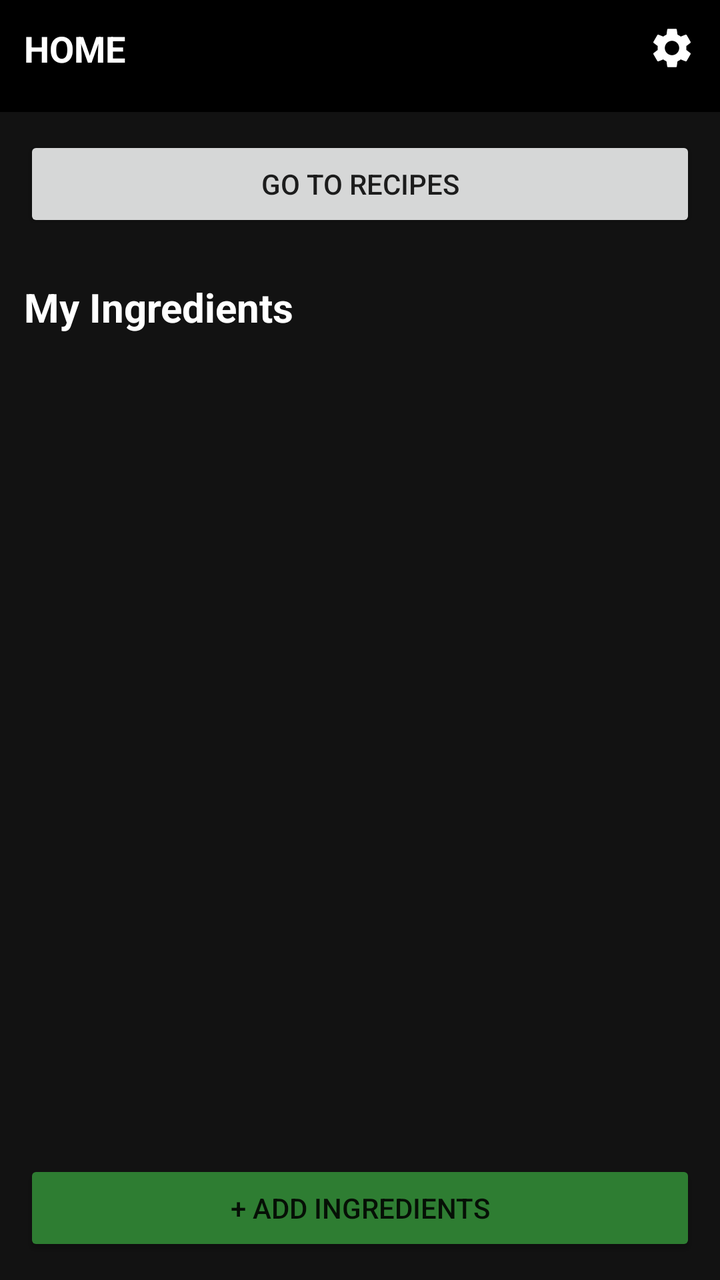
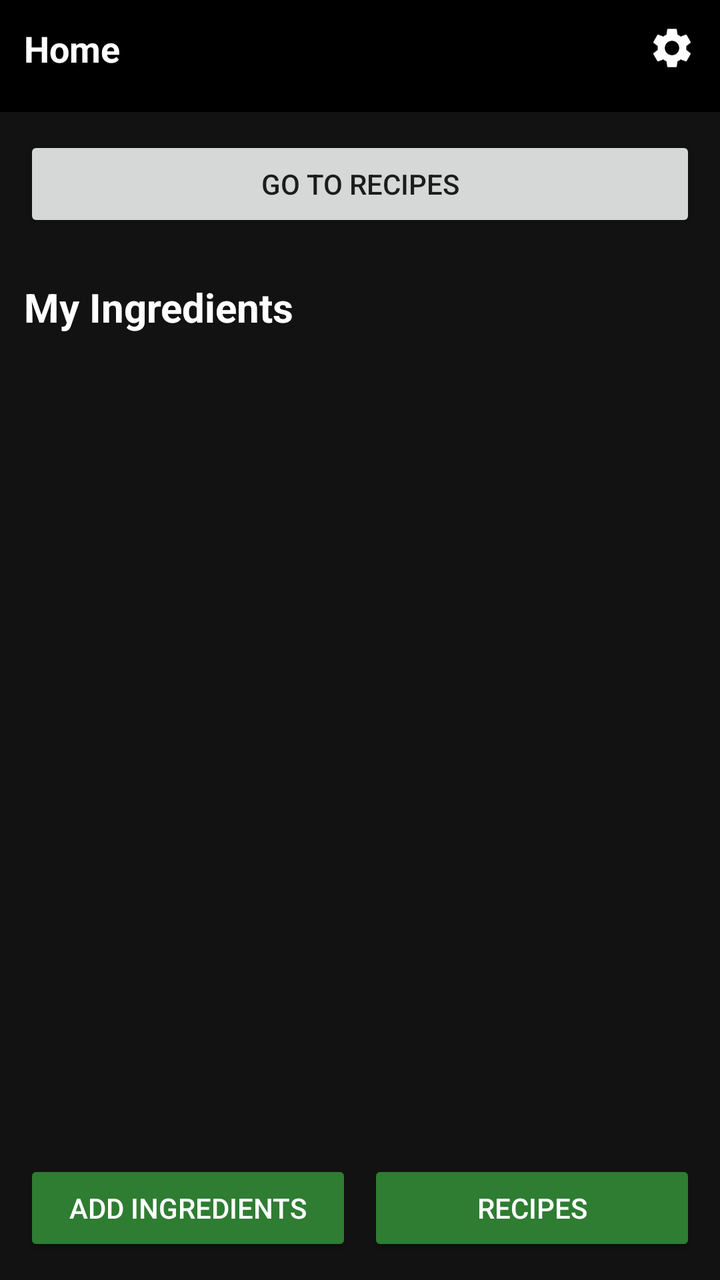

Compare the two renders of this Android layout. The source of the first and the diff that turns it into the second are given below.
<!-- AndroidManifest.xml: application theme Theme.AppCompat.DayNight.DarkActionBar -->
<!-- res/layout/activity_main.xml -->
<?xml version="1.0" encoding="utf-8"?>
<LinearLayout xmlns:android="http://schemas.android.com/apk/res/android"
    xmlns:app="http://schemas.android.com/apk/res-auto"
    android:orientation="vertical"
    android:layout_width="match_parent"
    android:layout_height="match_parent"
    android:background="#121212">
    <LinearLayout
        android:orientation="horizontal"
        android:layout_width="match_parent"
        android:layout_height="56dp"
        android:background="#000"
        android:padding="12dp">
        <TextView android:layout_width="0dp"
            android:layout_weight="1"
            android:layout_height="wrap_content"
            android:text="@string/home"
            android:textColor="#FFF"
            android:textStyle="bold"
            android:textSize="18sp"/>

        <ImageView
            android:id="@+id/btnSettings"
            android:layout_width="24dp"
            android:layout_height="24dp"
            android:src="@drawable/ic_settings"
            app:tint="#FFFFFF"
            android:background="?attr/selectableItemBackgroundBorderless"/>

    </LinearLayout>
    <Button
        android:id="@+id/btnRecipes"
        android:layout_width="match_parent"
        android:layout_height="wrap_content"
        android:text="@string/go_to_recipes"
        android:layout_margin="12dp"/>
    <TextView
        android:layout_width="wrap_content"
        android:layout_height="wrap_content"
        android:text="@string/my_ingredients"
        android:textColor="#FFF"
        android:textStyle="bold"
        android:textSize="20sp"
        android:layout_margin="12dp"/>
    <androidx.recyclerview.widget.RecyclerView
        android:id="@+id/rvIngredients"
        android:layout_width="match_parent"
        android:layout_height="0dp"
        android:layout_weight="1"/>
    <TextView
        android:id="@+id/txtEmpty"
        android:layout_width="match_parent"
        android:layout_height="wrap_content"
        android:text="@string/hey_there_chef_it_looks_like_your_pantry_is_empty_let_s_add_some_ingredients"
        android:textColor="#4CAF50"
        android:gravity="center"
        android:padding="24dp"
        android:visibility="gone"/>
    <Button
        android:id="@+id/btnAdd"
        android:layout_width="match_parent"
        android:layout_height="wrap_content"
        android:text="@string/add_ingredients"
        android:backgroundTint="#2E7D32"
        android:layout_margin="12dp"/>
</LinearLayout>
<!-- resources referenced by this layout -->
<resources>
  <!-- drawable ic_settings (drawable) -->
  <vector xmlns:android="http://schemas.android.com/apk/res/android" android:height="24dp" android:tint="#FFFFFF" android:viewportHeight="24" android:viewportWidth="24" android:width="24dp">
        
      <path android:fillColor="@android:color/white" android:pathData="M19.14,12.94c0.04,-0.3 0.06,-0.61 0.06,-0.94c0,-0.32 -0.02,-0.64 -0.07,-0.94l2.03,-1.58c0.18,-0.14 0.23,-0.41 0.12,-0.61l-1.92,-3.32c-0.12,-0.22 -0.37,-0.29 -0.59,-0.22l-2.39,0.96c-0.5,-0.38 -1.03,-0.7 -1.62,-0.94L14.4,2.81c-0.04,-0.24 -0.24,-0.41 -0.48,-0.41h-3.84c-0.24,0 -0.43,0.17 -0.47,0.41L9.25,5.35C8.66,5.59 8.12,5.92 7.63,6.29L5.24,5.33c-0.22,-0.08 -0.47,0 -0.59,0.22L2.74,8.87C2.62,9.08 2.66,9.34 2.86,9.48l2.03,1.58C4.84,11.36 4.8,11.69 4.8,12s0.02,0.64 0.07,0.94l-2.03,1.58c-0.18,0.14 -0.23,0.41 -0.12,0.61l1.92,3.32c0.12,0.22 0.37,0.29 0.59,0.22l2.39,-0.96c0.5,0.38 1.03,0.7 1.62,0.94l0.36,2.54c0.05,0.24 0.24,0.41 0.48,0.41h3.84c0.24,0 0.44,-0.17 0.47,-0.41l0.36,-2.54c0.59,-0.24 1.13,-0.56 1.62,-0.94l2.39,0.96c0.22,0.08 0.47,0 0.59,-0.22l1.92,-3.32c0.12,-0.22 0.07,-0.47 -0.12,-0.61L19.14,12.94zM12,15.6c-1.98,0 -3.6,-1.62 -3.6,-3.6s1.62,-3.6 3.6,-3.6s3.6,1.62 3.6,3.6S13.98,15.6 12,15.6z"/>
      
  </vector>
  <string name="add_ingredients">+ Add Ingredients</string>
  <string name="go_to_recipes">Go to Recipes</string>
  <string name="hey_there_chef_it_looks_like_your_pantry_is_empty_let_s_add_some_ingredients">Hey there chef! It looks like your pantry is empty. Let\'s add some ingredients</string>
  <string name="home">HOME</string>
  <string name="my_ingredients">My Ingredients</string>
</resources>

<!-- the commit's change to res/layout/activity_main.xml (unified diff, before → after) -->
@@ -5,13 +5,17 @@
     android:layout_width="match_parent"
     android:layout_height="match_parent"
     android:background="#121212">
+
+    
     <LinearLayout
         android:orientation="horizontal"
         android:layout_width="match_parent"
         android:layout_height="56dp"
         android:background="#000"
         android:padding="12dp">
-        <TextView android:layout_width="0dp"
+
+        <TextView
+            android:layout_width="0dp"
             android:layout_weight="1"
             android:layout_height="wrap_content"
             android:text="@string/home"
@@ -19,21 +23,27 @@
             android:textStyle="bold"
             android:textSize="18sp"/>
 
+        
         <ImageView
             android:id="@+id/btnSettings"
             android:layout_width="24dp"
             android:layout_height="24dp"
             android:src="@drawable/ic_settings"
             app:tint="#FFFFFF"
-            android:background="?attr/selectableItemBackgroundBorderless"/>
+            android:background="?attr/selectableItemBackgroundBorderless"
+            android:contentDescription="@string/settings"/>
+    </LinearLayout>
 
-    </LinearLayout>
+    
     <Button
         android:id="@+id/btnRecipes"
         android:layout_width="match_parent"
         android:layout_height="wrap_content"
         android:text="@string/go_to_recipes"
         android:layout_margin="12dp"/>
+
+
+    
     <TextView
         android:layout_width="wrap_content"
         android:layout_height="wrap_content"
@@ -42,11 +52,15 @@
         android:textStyle="bold"
         android:textSize="20sp"
         android:layout_margin="12dp"/>
+
+    
     <androidx.recyclerview.widget.RecyclerView
         android:id="@+id/rvIngredients"
         android:layout_width="match_parent"
         android:layout_height="0dp"
         android:layout_weight="1"/>
+
+    
     <TextView
         android:id="@+id/txtEmpty"
         android:layout_width="match_parent"
@@ -56,11 +70,47 @@
         android:gravity="center"
         android:padding="24dp"
         android:visibility="gone"/>
-    <Button
-        android:id="@+id/btnAdd"
+
+    
+    <TextView
+        android:id="@+id/tvEmptyState"
         android:layout_width="match_parent"
         android:layout_height="wrap_content"
-        android:text="@string/add_ingredients"
-        android:backgroundTint="#2E7D32"
-        android:layout_margin="12dp"/>
+        android:text="@string/oops_chef_no_recipes_match"
+        android:textColor="#FF9800"
+        android:gravity="center"
+        android:padding="24dp"
+        android:textSize="16sp"
+        android:visibility="gone"/>
+
+    
+    <LinearLayout
+        android:layout_width="match_parent"
+        android:layout_height="wrap_content"
+        android:orientation="horizontal"
+        android:gravity="center"
+        android:layout_margin="12dp">
+
+        
+        <Button
+            android:id="@+id/btnAdd"
+            android:layout_width="0dp"
+            android:layout_height="wrap_content"
+            android:layout_weight="1"
+            android:text="@string/add_ingredients"
+            android:backgroundTint="#2E7D32"
+            android:textColor="#FFF"/>
+
+        
+        <Button
+            android:id="@+id/btnRecipesBottom"
+            android:layout_width="0dp"
+            android:layout_height="wrap_content"
+            android:layout_weight="1"
+            android:text="@string/recipes"
+            android:backgroundTint="#2E7D32"
+            android:textColor="#FFF"
+            android:layout_marginStart="8dp"/>
+    </LinearLayout>
+
 </LinearLayout>
<!-- resource entries referenced after the edit -->
@@ -6,10 +6,20 @@
       <path android:fillColor="@android:color/white" android:pathData="M19.14,12.94c0.04,-0.3 0.06,-0.61 0.06,-0.94c0,-0.32 -0.02,-0.64 -0.07,-0.94l2.03,-1.58c0.18,-0.14 0.23,-0.41 0.12,-0.61l-1.92,-3.32c-0.12,-0.22 -0.37,-0.29 -0.59,-0.22l-2.39,0.96c-0.5,-0.38 -1.03,-0.7 -1.62,-0.94L14.4,2.81c-0.04,-0.24 -0.24,-0.41 -0.48,-0.41h-3.84c-0.24,0 -0.43,0.17 -0.47,0.41L9.25,5.35C8.66,5.59 8.12,5.92 7.63,6.29L5.24,5.33c-0.22,-0.08 -0.47,0 -0.59,0.22L2.74,8.87C2.62,9.08 2.66,9.34 2.86,9.48l2.03,1.58C4.84,11.36 4.8,11.69 4.8,12s0.02,0.64 0.07,0.94l-2.03,1.58c-0.18,0.14 -0.23,0.41 -0.12,0.61l1.92,3.32c0.12,0.22 0.37,0.29 0.59,0.22l2.39,-0.96c0.5,0.38 1.03,0.7 1.62,0.94l0.36,2.54c0.05,0.24 0.24,0.41 0.48,0.41h3.84c0.24,0 0.44,-0.17 0.47,-0.41l0.36,-2.54c0.59,-0.24 1.13,-0.56 1.62,-0.94l2.39,0.96c0.22,0.08 0.47,0 0.59,-0.22l1.92,-3.32c0.12,-0.22 0.07,-0.47 -0.12,-0.61L19.14,12.94zM12,15.6c-1.98,0 -3.6,-1.62 -3.6,-3.6s1.62,-3.6 3.6,-3.6s3.6,1.62 3.6,3.6S13.98,15.6 12,15.6z"/>
       
   </vector>
-  <string name="add_ingredients">+ Add Ingredients</string>
+  <string name="add_ingredients">Add Ingredients</string>
   <string name="go_to_recipes">Go to Recipes</string>
-  <string name="hey_there_chef_it_looks_like_your_pantry_is_empty_let_s_add_some_ingredients">Hey there chef! It looks like your pantry is empty. Let\'s add some ingredients</string>
-  <string name="home">HOME</string>
+  <string name="hey_there_chef_it_looks_like_your_pantry_is_empty_let_s_add_some_ingredients">
+          <string name="change_unit_of_measure">Change Unit of Measure?</string>
+      <string name="see_expiry_dates">See expiry dates?</string>
+      <string name="yes">Yes</string>
+      <string name="no">No</string>
+      <string name="save_settings">Save Settings</string>
+      Hey there chef, it looks like your pantry is empty. Let’s add some ingredients!
+  </string>
+  <string name="home">Home</string>
   <string name="my_ingredients">My Ingredients</string>
+  <string name="oops_chef_no_recipes_match">Oops chef! It looks like no recipes match your pantry. Let\'s add some more ingredients</string>
+  <string name="recipes">Recipes</string>
+  <string name="settings">Settings</string>
 </resources>
 
